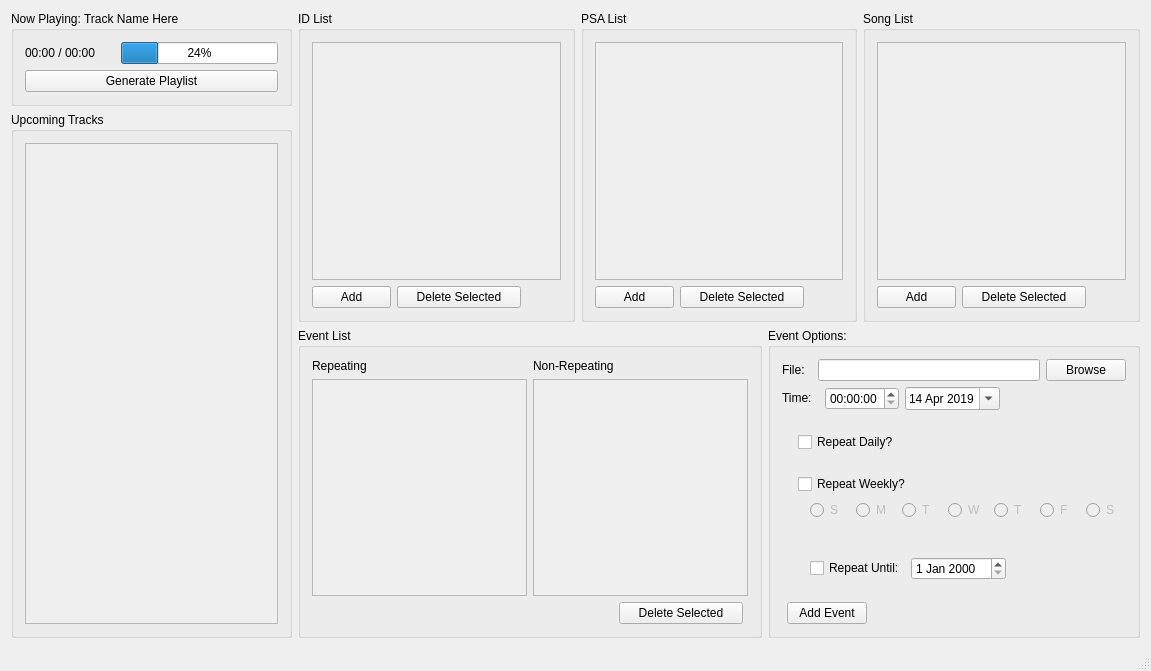
First picture: the form in mainwindow.ui, repository CaelCoruscare/AutoRadioDJ, before the edit.
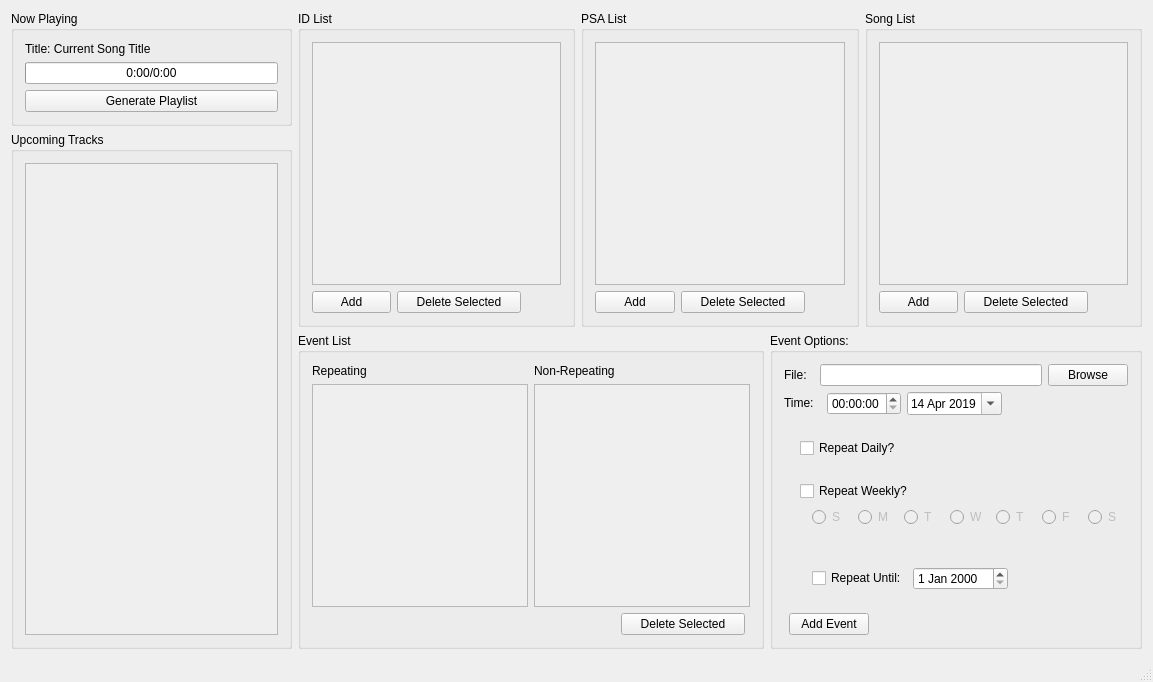
Second picture: the form after the edit.

Commit message: Made UI pretty, fixed audio playback.

The edit to the form file:
```diff
--- a/mainwindow.ui
+++ b/mainwindow.ui
@@ -6,8 +6,8 @@
    <rect>
     <x>0</x>
     <y>0</y>
-    <width>1151</width>
-    <height>671</height>
+    <width>1153</width>
+    <height>682</height>
    </rect>
   </property>
   <property name="windowTitle">
@@ -20,30 +20,24 @@
       <item>
        <widget class="QGroupBox" name="groupBox_7">
         <property name="title">
-         <string>Now Playing: Track Name Here</string>
+         <string>Now Playing</string>
         </property>
         <layout class="QVBoxLayout" name="verticalLayout_7">
+         <item>
+          <widget class="QLabel" name="label_TrackTitle">
+           <property name="sizePolicy">
+            <sizepolicy hsizetype="Ignored" vsizetype="Minimum">
+             <horstretch>0</horstretch>
+             <verstretch>0</verstretch>
+            </sizepolicy>
+           </property>
+           <property name="text">
+            <string>Title: Current Song Title</string>
+           </property>
+          </widget>
+         </item>
          <item>
           <layout class="QHBoxLayout" name="horizontalLayout_13">
-           <item>
-            <widget class="QLabel" name="label_3">
-             <property name="sizePolicy">
-              <sizepolicy hsizetype="Fixed" vsizetype="Preferred">
-               <horstretch>0</horstretch>
-               <verstretch>0</verstretch>
-              </sizepolicy>
-             </property>
-             <property name="minimumSize">
-              <size>
-               <width>90</width>
-               <height>0</height>
-              </size>
-             </property>
-             <property name="text">
-              <string>00:00 / 00:00</string>
-             </property>
-            </widget>
-           </item>
            <item>
             <widget class="QProgressBar" name="progressBar_Duration">
              <property name="sizePolicy">
@@ -53,7 +47,10 @@
               </sizepolicy>
              </property>
              <property name="value">
-              <number>24</number>
+              <number>0</number>
+             </property>
+             <property name="format">
+              <string>0:00/0:00</string>
              </property>
             </widget>
            </item>
@@ -86,7 +83,7 @@
               <x>0</x>
               <y>0</y>
               <width>254</width>
-              <height>453</height>
+              <height>441</height>
              </rect>
             </property>
            </widget>
@@ -117,8 +114,8 @@
                <rect>
                 <x>0</x>
                 <y>0</y>
-                <width>250</width>
-                <height>201</height>
+                <width>251</width>
+                <height>212</height>
                </rect>
               </property>
              </widget>
@@ -187,7 +184,7 @@
                 <x>0</x>
                 <y>0</y>
                 <width>251</width>
-                <height>201</height>
+                <height>212</height>
                </rect>
               </property>
              </widget>
@@ -255,8 +252,8 @@
                <rect>
                 <x>0</x>
                 <y>0</y>
-                <width>250</width>
-                <height>201</height>
+                <width>251</width>
+                <height>212</height>
                </rect>
               </property>
              </widget>
@@ -339,7 +336,7 @@
                    <rect>
                     <x>0</x>
                     <y>0</y>
-                    <width>210</width>
+                    <width>211</width>
                     <height>211</height>
                    </rect>
                   </property>
@@ -367,7 +364,7 @@
                    <rect>
                     <x>0</x>
                     <y>0</y>
-                    <width>209</width>
+                    <width>210</width>
                     <height>211</height>
                    </rect>
                   </property>
```
Left out of the diff: 4 changed lines with no effect on the pictures. The commit also changes 7 other files.
